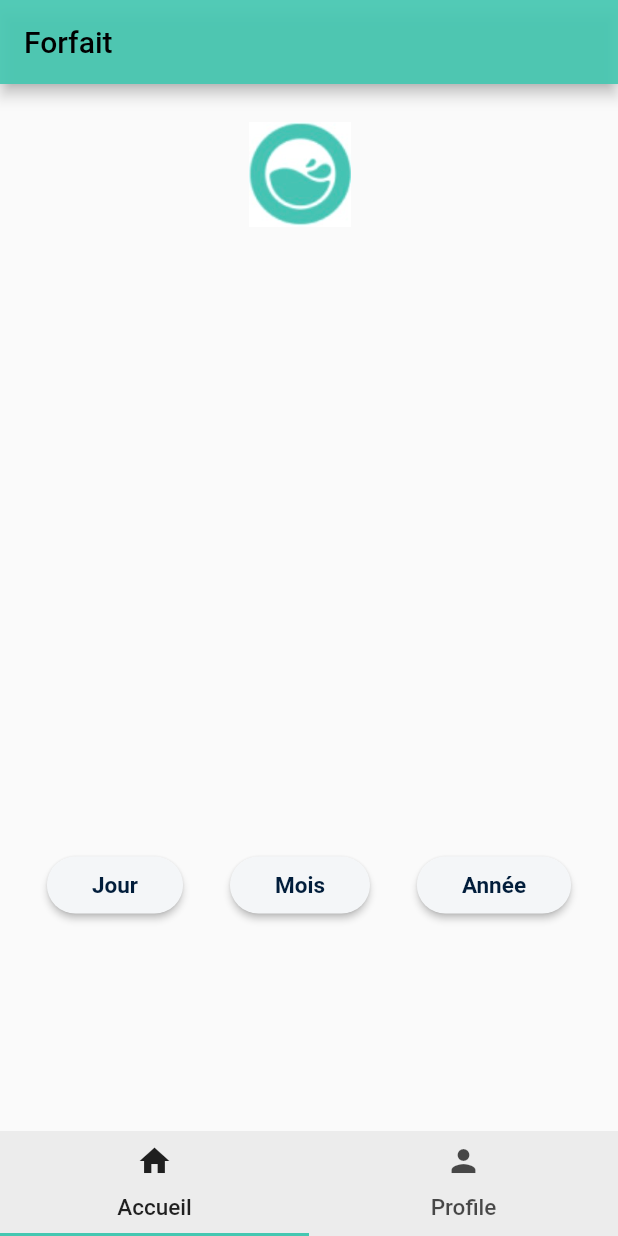
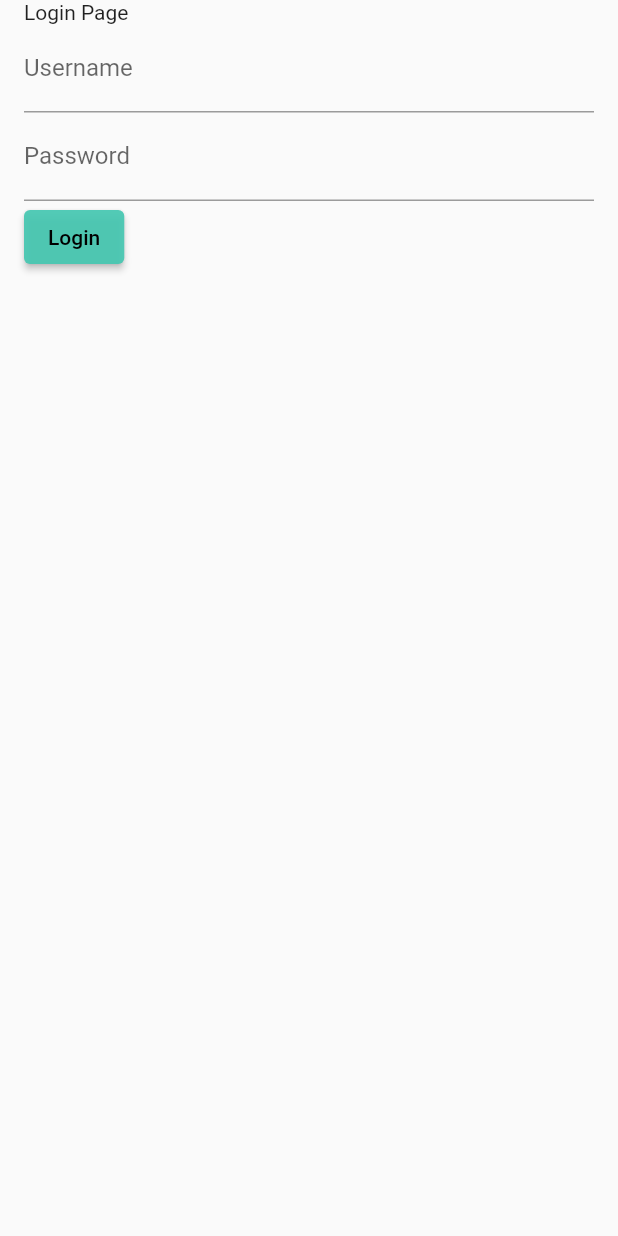
Before and after one commit to FYHNJ/forfait_mo50, a Flutter app: the screen it shows after launch, on a phone screen of 412 x 824 dp. Run offline on Flutter 3.47's test engine with Material 2 defaults, Android fonts, the light colour scheme and no system bars.

Commit message:
add the LoginPage

```diff
--- /dev/null
+++ b/lib/Loginpage.dart
@@ -0,0 +1,43 @@
+import 'package:flutter/material.dart';
+import 'package:forfait_mo50/main.dart';
+
+class LoginPage extends StatefulWidget {
+  const LoginPage({Key? key}) : super(key: key);
+
+  @override
+  _LoginPageState createState() => _LoginPageState();
+}
+
+class _LoginPageState extends State<LoginPage> with SingleTickerProviderStateMixin {
+  @override
+  Widget build(BuildContext context) {
+    return Scaffold(
+      body: Padding(
+        padding: const EdgeInsets.symmetric(horizontal: 16.0),
+        child: Column(
+          crossAxisAlignment: CrossAxisAlignment.start,
+          children: [
+            const Text('Login Page'),
+            const TextField(
+              decoration: InputDecoration(
+                labelText: 'Username',
+              ),
+            ),
+            const TextField(
+              decoration: InputDecoration(
+                labelText: 'Password',
+              ),
+            ),
+            ElevatedButton(
+              onPressed: () {
+                // Perform login action
+                Navigator.pushReplacement(context, MaterialPageRoute(builder: (context)=>const MyHomePage(title: 'Forfait')));
+              },
+              child: const Text('Login'),
+            ),
+          ],
+        ),
+      ),
+    );
+  }
+}
--- a/lib/main.dart
+++ b/lib/main.dart
@@ -1,6 +1,8 @@
 import 'package:flutter/material.dart';
 import 'package:forfait_mo50/Profile/profile.dart';
 import './Accueil/accueil.dart';
+import 'Loginpage.dart';
+
 void main() {
   runApp(const MyApp());
 }
@@ -36,7 +38,7 @@ class MyApp extends StatelessWidget {
       theme: ThemeData(
          primarySwatch: createMaterialColor(const Color.fromARGB(235, 69, 199, 177)),
       ),
-      home: const MyHomePage(title: 'Forfait'),
+      home: const LoginPage(),
     );
   }
 }
```
